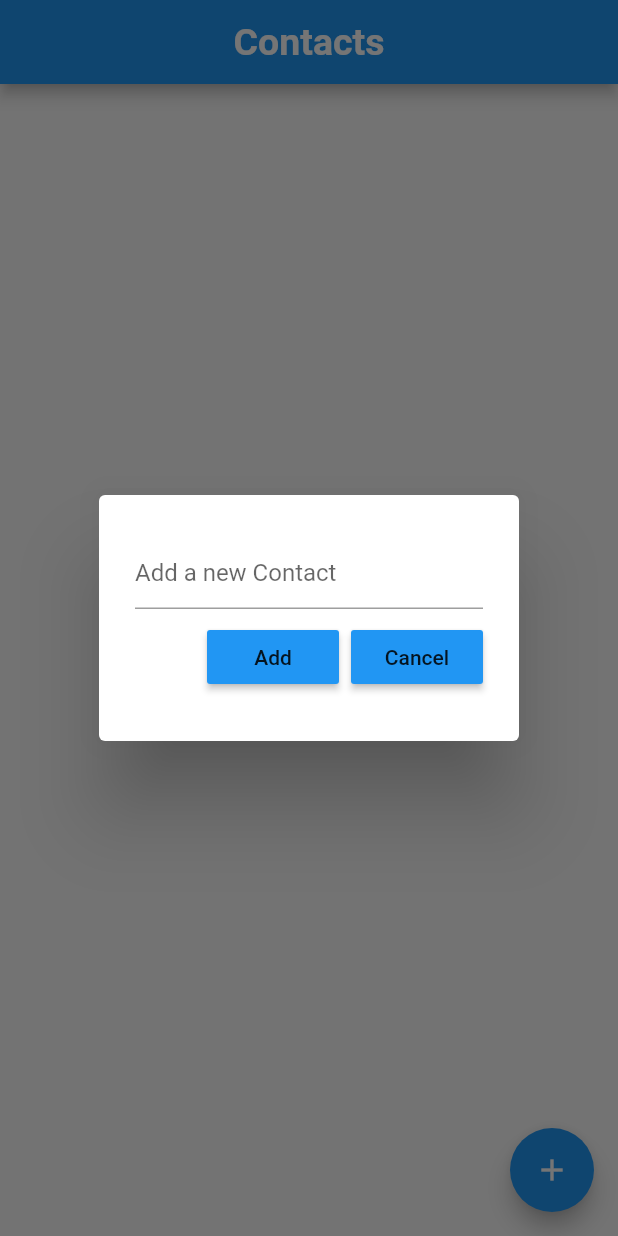
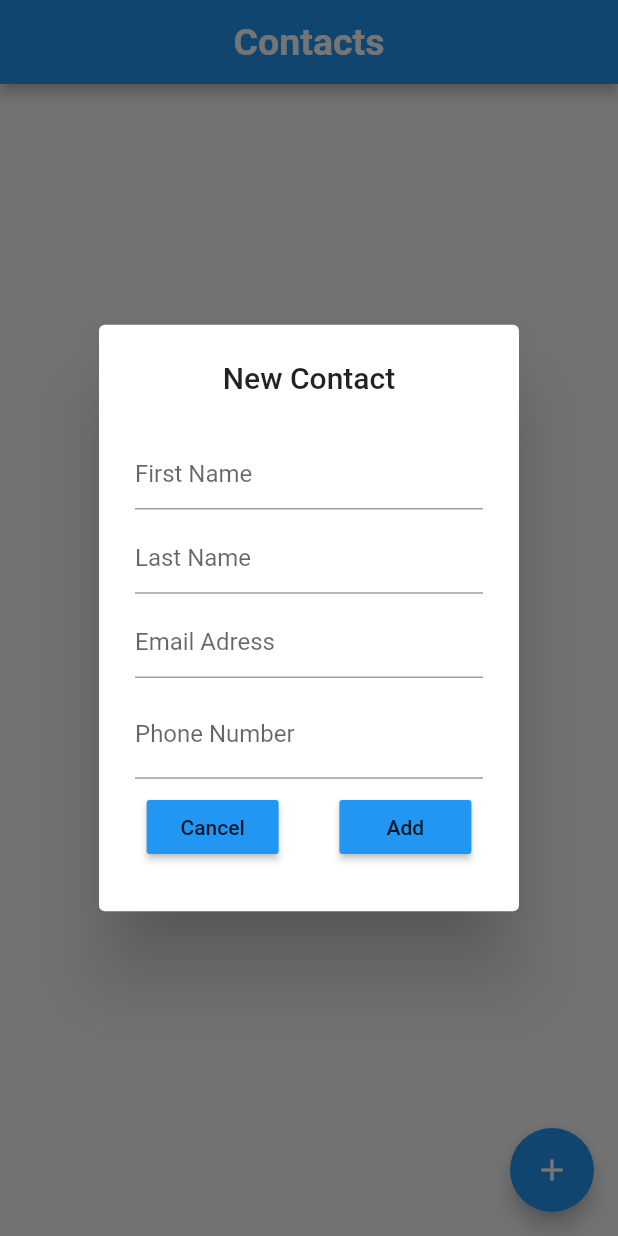
Before and after one commit to dafidakk/contact_app, a Flutter app: the screen it shows after launch, after a tap on the "add" icon, on a phone screen of 412 x 824 dp. Run offline on Flutter 3.47's test engine with Material 2 defaults, Android fonts, the phone set to English and light mode, and no system bars.

Commit message:
all pages included

```diff
--- /dev/null
+++ b/lib/model/model.dart
@@ -0,0 +1,14 @@
+import 'package:flutter/cupertino.dart';
+
+class Contact {
+  String name;
+  String lastName;
+  String emailAddress;
+  String phoneNumber;
+
+  Contact(
+      {required this.name,
+      required this.lastName,
+      required this.emailAddress,
+      required this.phoneNumber});
+}
--- a/lib/pages/home_page.dart
+++ b/lib/pages/home_page.dart
@@ -1,6 +1,7 @@
+import 'package:contact_app/model/model.dart';
 import 'package:flutter/material.dart';
-
 import '../utils/contact_dialog.dart';
+import 'contact_details.dart';
 
 class HomePage extends StatefulWidget {
   const HomePage({super.key});
@@ -11,21 +12,86 @@ class HomePage extends StatefulWidget {
 }
 
 class _HomePageState extends State<HomePage> {
-  final _controller = TextEditingController();
+  final firstNameController = TextEditingController();
+  final lastNameController = TextEditingController();
+  final emailController = TextEditingController();
+  final phoneNumberController = TextEditingController();
 
-  void saveNewContact() {}
+  List<Contact> contactList = [];
+
+  // var _contact = Contact(name: name, lastName: lastName, emailAddress: emailAddress, phoneNumber: phoneNumber)
+
+  void saveNewContact() {
+    setState(() {
+      contactList.add(
+        Contact(
+            name: firstNameController.text,
+            lastName: lastNameController.text,
+            emailAddress: emailController.text,
+            phoneNumber: phoneNumberController.text),
+      );
+      firstNameController.clear();
+      lastNameController.clear();
+      emailController.clear();
+      phoneNumberController.clear();
+      Navigator.of(context).pop();
+    });
+  }
 
   void createNewContact() {
     showDialog(
       context: context,
       builder: (context) {
         return DialogBox(
-          controller: _controller,
+          firstNameController: firstNameController,
+          lastNameController: lastNameController,
+          emailController: emailController,
+          phoneNumberController: phoneNumberController,
           onSave: saveNewContact,
           onCancel: () => Navigator.of(context).pop(),
         );
       },
     );
+  }
+
+  showwidget() {
+    if (contactList.isEmpty) {
+      return Text(
+        "No Contacts",
+        style: TextStyle(fontSize: 20.0, fontWeight: FontWeight.bold),
+      );
+    } else {
+      //return Card();
+      return Scaffold(
+        body: ListView.builder(
+            itemCount: contactList.length,
+            itemBuilder: ((context, index) {
+              return Padding(
+                padding: const EdgeInsets.all(8.0),
+                child: Container(
+                  decoration: BoxDecoration(
+                      borderRadius: BorderRadius.circular(12),
+                      border: Border.all(color: Colors.grey)),
+                  child: ListTile(
+                    title: Text(contactList[index].name),
+                    onTap: () {
+                      Navigator.push(
+                        context,
+                        MaterialPageRoute(
+                          builder: (context) => ContactDetailPage(
+                            name: contactList[index].name,
+                            lastName: contactList[index].lastName,
+                          ),
+                        ),
+                      );
+                    },
+                  ),
+                ),
+              );
+            })),
+        // child: Text(contactList.toString()),
+      );
+    }
   }
 
   @override
@@ -41,10 +107,8 @@ class _HomePageState extends State<HomePage> {
         ),
         body: Center(
           child: Container(
-            child: Text(
-              "No Contacts",
-              style: TextStyle(fontSize: 20.0, fontWeight: FontWeight.bold),
-            ),
+            // https://www.fluttercampus.com/guide/131/how-to-use-conditional-statement-if-else-on-widget-in-flutter/
+            child: showwidget(),
           ),
         ),
         floatingActionButton: FloatingActionButton(
--- a/lib/utils/contact_dialog.dart
+++ b/lib/utils/contact_dialog.dart
@@ -1,46 +1,93 @@
 import 'package:flutter/material.dart';
 import 'my_button.dart';
+import 'package:flutter/services.dart';
 
 // ignore: must_be_immutable
 class DialogBox extends StatelessWidget {
   // ignore: prefer_typing_uninitialized_variables
-  final controller;
+  TextEditingController firstNameController = TextEditingController();
+  TextEditingController lastNameController = TextEditingController();
+  TextEditingController emailController = TextEditingController();
+  TextEditingController phoneNumberController = TextEditingController();
   VoidCallback onSave;
   VoidCallback onCancel;
 
   DialogBox(
       {super.key,
-      required this.controller,
+      required this.firstNameController,
+      required this.lastNameController,
+      required this.emailController,
+      required this.phoneNumberController,
       required this.onCancel,
       required this.onSave});
 
   @override
   Widget build(BuildContext context) {
     return AlertDialog(
+      title: Center(
+        child: Text('New Contact'),
+      ),
       // ignore: sized_box_for_whitespace
       content: Container(
-        height: 120,
+        height: 300,
         child: Column(
           mainAxisAlignment: MainAxisAlignment.spaceEvenly,
           children: [
             //get user input
-            TextField(
-              controller: controller,
-              decoration: const InputDecoration(hintText: "Add a new Contact"),
+            TextFormField(
+              controller: firstNameController,
+              decoration: const InputDecoration(hintText: "First Name"),
+              validator: (String? value) {
+                if (value == null || value.isEmpty) {
+                  return 'Please enter your First Name';
+                }
+                return null;
+              },
+            ),
+            TextFormField(
+              controller: lastNameController,
+              decoration: const InputDecoration(hintText: "Last Name"),
+              validator: (String? value) {
+                if (value == null || value.isEmpty) {
+                  return 'Please enter your Last Name';
+                }
+                return null;
+              },
+            ),
+            TextFormField(
+              controller: emailController,
+              keyboardType: TextInputType.emailAddress,
+              decoration: const InputDecoration(
+                hintText: 'Email Adress',
+              ),
+              validator: (String? value) {
+                if (value == null || value.isEmpty) {
+                  return 'Please enter your Email';
+                }
+                return null;
+              },
+            ),
+            TextFormField(
+              controller: phoneNumberController,
+              decoration: InputDecoration(labelText: "Phone Number"),
+              keyboardType: TextInputType.number,
+              inputFormatters: <TextInputFormatter>[
+                FilteringTextInputFormatter.digitsOnly
+              ], // Only numbers can be entered
             ),
 
             //buttons -> Save + Cancel
             Row(
-              mainAxisAlignment: MainAxisAlignment.end,
+              mainAxisAlignment: MainAxisAlignment.spaceEvenly,
               children: [
+                //cancel button
+                MyButton(text: "Cancel", onPressed: onCancel),
+
+                const SizedBox(
+                  width: 25,
+                ),
                 //save button
                 MyButton(text: "Add", onPressed: onSave),
-
-                const SizedBox(
-                  width: 8,
-                ),
-                //cancel button
-                MyButton(text: "Cancel", onPressed: onCancel)
               ],
             )
           ],
--- a/pubspec.yaml
+++ b/pubspec.yaml
@@ -60,9 +60,8 @@ flutter:
   uses-material-design: true
 
   # To add assets to your application, add an assets section, like this:
-  # assets:
-  #   - images/a_dot_burr.jpeg
-  #   - images/a_dot_ham.jpeg
+  assets:
+      - assets/images/
 
   # An image asset can refer to one or more resolution-specific "variants", see
   # https://flutter.dev/assets-and-images/#resolution-aware
```
Also changed, not shown: lib/pages/contact_details.dart (+66 -0 lines), assets/images/profile.png (added).
